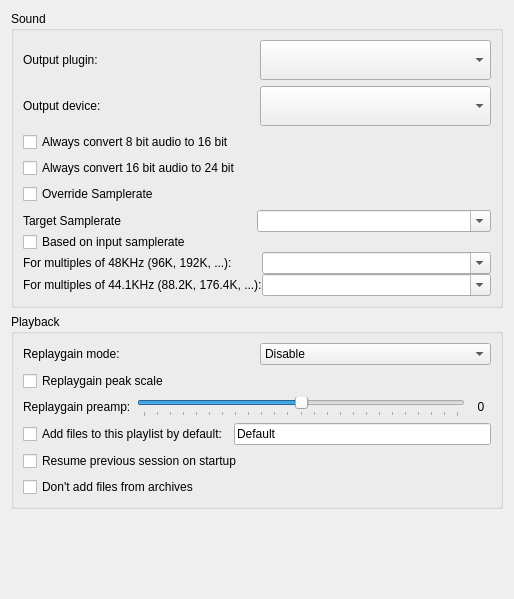
Qt form preferencesWidgets/SoundPreferencesWidget.ui (cmpute/deadbeef-qt5) before a commit.
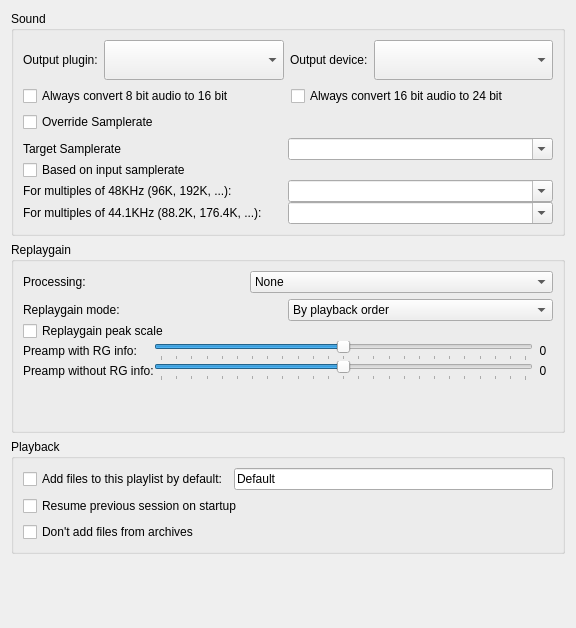
The same form after that commit.

Commit message: fix replaygain settings

Patch:
```diff
--- a/preferencesWidgets/SoundPreferencesWidget.ui
+++ b/preferencesWidgets/SoundPreferencesWidget.ui
@@ -6,8 +6,8 @@
    <rect>
     <x>0</x>
     <y>0</y>
-    <width>514</width>
-    <height>599</height>
+    <width>576</width>
+    <height>628</height>
    </rect>
   </property>
   <property name="windowTitle">
@@ -43,6 +43,12 @@
         </item>
         <item>
          <widget class="QComboBox" name="outputPluginComboBox">
+          <property name="sizePolicy">
+           <sizepolicy hsizetype="Expanding" vsizetype="Fixed">
+            <horstretch>0</horstretch>
+            <verstretch>0</verstretch>
+           </sizepolicy>
+          </property>
           <property name="minimumSize">
            <size>
             <width>0</width>
@@ -51,10 +57,6 @@
           </property>
          </widget>
         </item>
-       </layout>
-      </item>
-      <item>
-       <layout class="QHBoxLayout" name="horizontalLayout_2">
         <item>
          <widget class="QLabel" name="outputDeviceLabel">
           <property name="minimumSize">
@@ -70,6 +72,12 @@
         </item>
         <item>
          <widget class="QComboBox" name="outputDeviceComboBox">
+          <property name="sizePolicy">
+           <sizepolicy hsizetype="Expanding" vsizetype="Fixed">
+            <horstretch>0</horstretch>
+            <verstretch>0</verstretch>
+           </sizepolicy>
+          </property>
           <property name="minimumSize">
            <size>
             <width>0</width>
@@ -93,6 +101,8 @@
        </layout>
       </item>
       <item>
+       <layout class="QHBoxLayout" name="horizontalLayout_2">
+        <item>
        <widget class="QCheckBox" name="checkBox8to16">
         <property name="text">
          <string>Always convert 8 bit audio to 16 bit</string>
@@ -106,6 +116,8 @@
         </property>
        </widget>
       </item>
+       </layout>
+      </item>
       <item>
        <widget class="QCheckBox" name="checkBoxOverrideSR">
         <property name="text">
@@ -236,17 +248,85 @@
     </widget>
    </item>
    <item>
-    <widget class="QGroupBox" name="playbackGroupBox">
-     <property name="sizePolicy">
-      <sizepolicy hsizetype="Preferred" vsizetype="Minimum">
-       <horstretch>0</horstretch>
-       <verstretch>0</verstretch>
-      </sizepolicy>
-     </property>
+    <widget class="QGroupBox" name="groupBox">
      <property name="title">
-      <string>Playback</string>
+      <string>Replaygain</string>
      </property>
-     <layout class="QVBoxLayout" name="verticalLayout_2">
+     <layout class="QVBoxLayout" name="verticalLayout_4">
+      <item>
+       <layout class="QHBoxLayout" name="horizontalLayout_7">
+        <item>
+         <widget class="QLabel" name="label_4">
+          <property name="sizePolicy">
+           <sizepolicy hsizetype="Preferred" vsizetype="Preferred">
+            <horstretch>0</horstretch>
+            <verstretch>0</verstretch>
+           </sizepolicy>
+          </property>
+          <property name="text">
+           <string>Processing: </string>
+          </property>
+         </widget>
+        </item>
+        <item>
+         <widget class="QComboBox" name="replaygainFlagsComboBox">
+          <property name="sizePolicy">
+           <sizepolicy hsizetype="Preferred" vsizetype="Expanding">
+            <horstretch>0</horstretch>
+            <verstretch>0</verstretch>
+           </sizepolicy>
+          </property>
+          <item>
+           <property name="text">
+            <string>None</string>
+           </property>
+          </item>
+          <item>
+           <property name="text">
+            <string>Apply gain</string>
+           </property>
+          </item>
+          <item>
+           <property name="text">
+            <string>Apply gain and prevent clipping according to peak</string>
+           </property>
+          </item>
+          <item>
+           <property name="text">
+            <string>Only prevent clipping</string>
+           </property>
+          </item>
+         </widget>
+        </item>
+       </layout>
+      </item>
+      <item>
+       <widget class="QFrame" name="frameReplayGain">
+        <property name="frameShape">
+         <enum>QFrame::NoFrame</enum>
+        </property>
+        <property name="frameShadow">
+         <enum>QFrame::Plain</enum>
+        </property>
+        <property name="lineWidth">
+         <number>0</number>
+        </property>
+        <layout class="QVBoxLayout" name="verticalLayout_6">
+         <property name="spacing">
+          <number>0</number>
+         </property>
+         <property name="leftMargin">
+          <number>0</number>
+         </property>
+         <property name="topMargin">
+          <number>0</number>
+         </property>
+         <property name="rightMargin">
+          <number>0</number>
+         </property>
+         <property name="bottomMargin">
+          <number>0</number>
+         </property>
       <item>
        <layout class="QHBoxLayout" name="horizontalLayout_4">
         <item>
@@ -258,9 +338,15 @@
         </item>
         <item>
          <widget class="QComboBox" name="replaygainModeComboBox">
+             <property name="sizePolicy">
+              <sizepolicy hsizetype="Preferred" vsizetype="Expanding">
+               <horstretch>0</horstretch>
+               <verstretch>0</verstretch>
+              </sizepolicy>
+             </property>
           <item>
            <property name="text">
-            <string>Disable</string>
+               <string>By playback order</string>
            </property>
           </item>
           <item>
@@ -285,20 +371,15 @@
        </widget>
       </item>
       <item>
-       <layout class="QHBoxLayout" name="horizontalLayout_6">
-        <item>
-         <widget class="QLabel" name="preampLabel">
+          <layout class="QGridLayout" name="gridLayout">
+           <item row="2" column="0">
+            <widget class="QLabel" name="label_5">
           <property name="text">
-           <string>Replaygain preamp:</string>
+              <string>Preamp without RG info:</string>
           </property>
          </widget>
         </item>
-        <item>
-         <layout class="QHBoxLayout" name="horizontalLayout_3">
-          <property name="sizeConstraint">
-           <enum>QLayout::SetDefaultConstraint</enum>
-          </property>
-          <item>
+           <item row="1" column="1">
            <widget class="QSlider" name="preampSlider">
             <property name="minimum">
              <number>-12</number>
@@ -326,7 +407,7 @@
             </property>
            </widget>
           </item>
-          <item>
+           <item row="1" column="2">
            <widget class="QLabel" name="preampValueLabel">
             <property name="minimumSize">
              <size>
@@ -342,10 +423,84 @@
             </property>
            </widget>
           </item>
+           <item row="1" column="0">
+            <widget class="QLabel" name="preampLabel">
+             <property name="text">
+              <string>Preamp with RG info:</string>
+             </property>
+            </widget>
+           </item>
+           <item row="2" column="1">
+            <widget class="QSlider" name="preampGlobalSlider">
+             <property name="minimum">
+              <number>-12</number>
+             </property>
+             <property name="maximum">
+              <number>12</number>
+             </property>
+             <property name="orientation">
+              <enum>Qt::Horizontal</enum>
+             </property>
+             <property name="tickPosition">
+              <enum>QSlider::TicksBelow</enum>
+             </property>
+             <property name="tickInterval">
+              <number>1</number>
+             </property>
+            </widget>
+           </item>
+           <item row="2" column="2">
+            <widget class="QLabel" name="preampGlobalLabel">
+             <property name="minimumSize">
+              <size>
+               <width>20</width>
+               <height>0</height>
+              </size>
+             </property>
+             <property name="text">
+              <string>0</string>
+             </property>
+             <property name="alignment">
+              <set>Qt::AlignCenter</set>
+             </property>
+            </widget>
+           </item>
          </layout>
         </item>
        </layout>
+       </widget>
       </item>
+      <item>
+       <spacer name="verticalSpacer_2">
+        <property name="orientation">
+         <enum>Qt::Vertical</enum>
+        </property>
+        <property name="sizeType">
+         <enum>QSizePolicy::Expanding</enum>
+        </property>
+        <property name="sizeHint" stdset="0">
+         <size>
+          <width>20</width>
+          <height>40</height>
+         </size>
+        </property>
+       </spacer>
+      </item>
+     </layout>
+    </widget>
+   </item>
+   <item>
+    <widget class="QGroupBox" name="playbackGroupBox">
+     <property name="sizePolicy">
+      <sizepolicy hsizetype="Preferred" vsizetype="Minimum">
+       <horstretch>0</horstretch>
+       <verstretch>0</verstretch>
+      </sizepolicy>
+     </property>
+     <property name="title">
+      <string>Playback</string>
+     </property>
+     <layout class="QVBoxLayout" name="verticalLayout_2">
       <item>
        <layout class="QHBoxLayout" name="horizontalLayout_5">
         <item>
```
Lines whose indentation alone changed are shown as unchanged. The commit also changes 6 other files.
